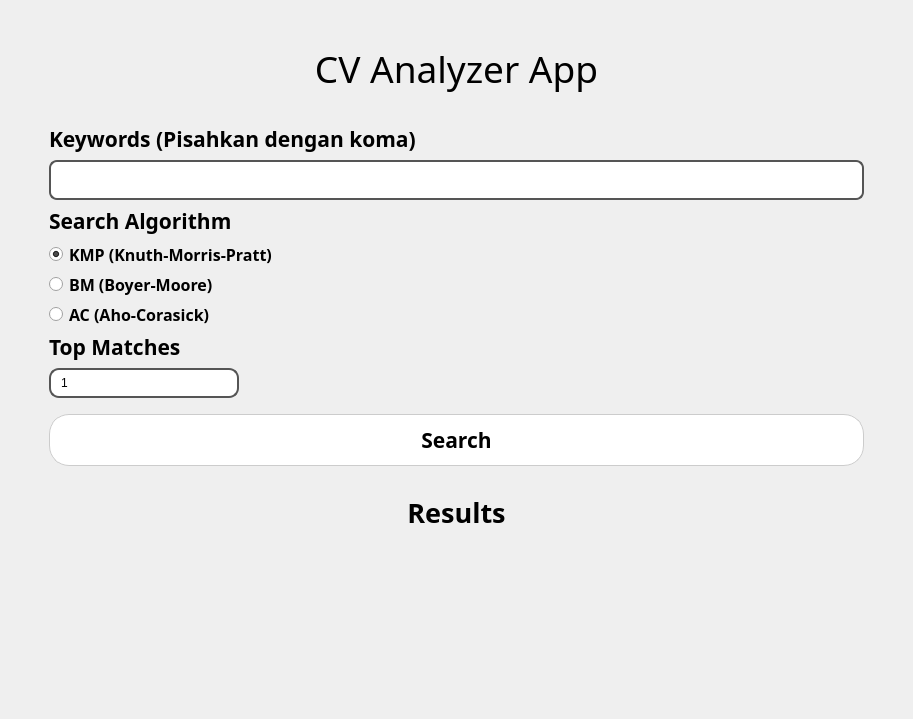
Before: the Qt Designer form src/ui/main_menu.ui in RealNath/Tubes3_hr, drawn with Qt 5.
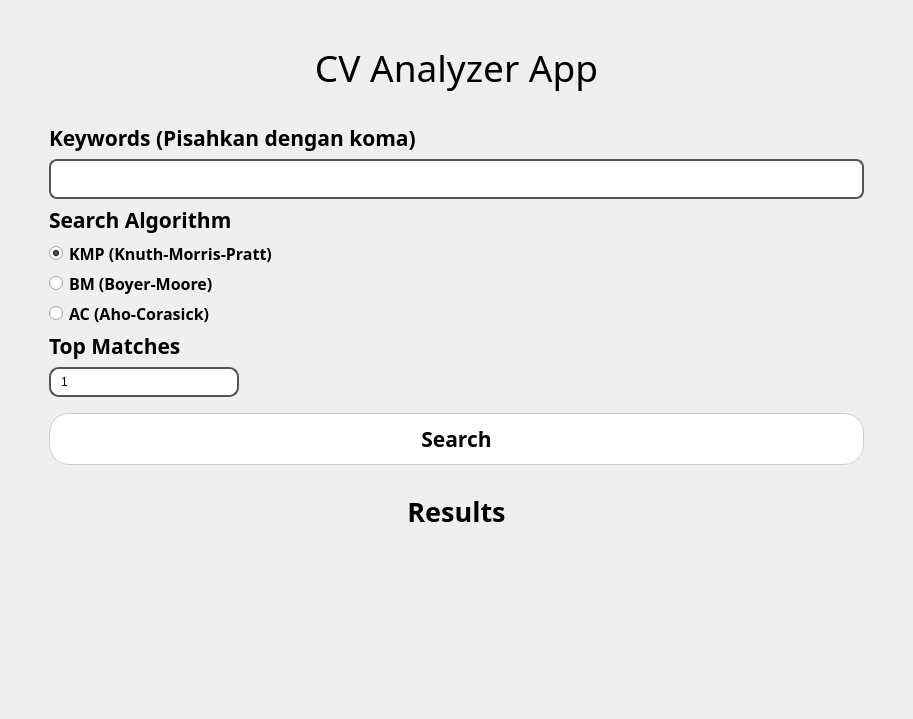
After: the same form once the commit is applied.

Patch:
```diff
--- a/src/ui/main_menu.ui
+++ b/src/ui/main_menu.ui
@@ -413,11 +413,17 @@
         <item>
          <widget class="QLabel" name="searchResultData">
           <property name="sizePolicy">
-           <sizepolicy hsizetype="Preferred" vsizetype="Maximum">
+           <sizepolicy hsizetype="Preferred" vsizetype="Minimum">
             <horstretch>0</horstretch>
             <verstretch>0</verstretch>
            </sizepolicy>
           </property>
+          <property name="minimumSize">
+           <size>
+            <width>0</width>
+            <height>60</height>
+           </size>
+          </property>
           <property name="maximumSize">
            <size>
             <width>16777215</width>
```
